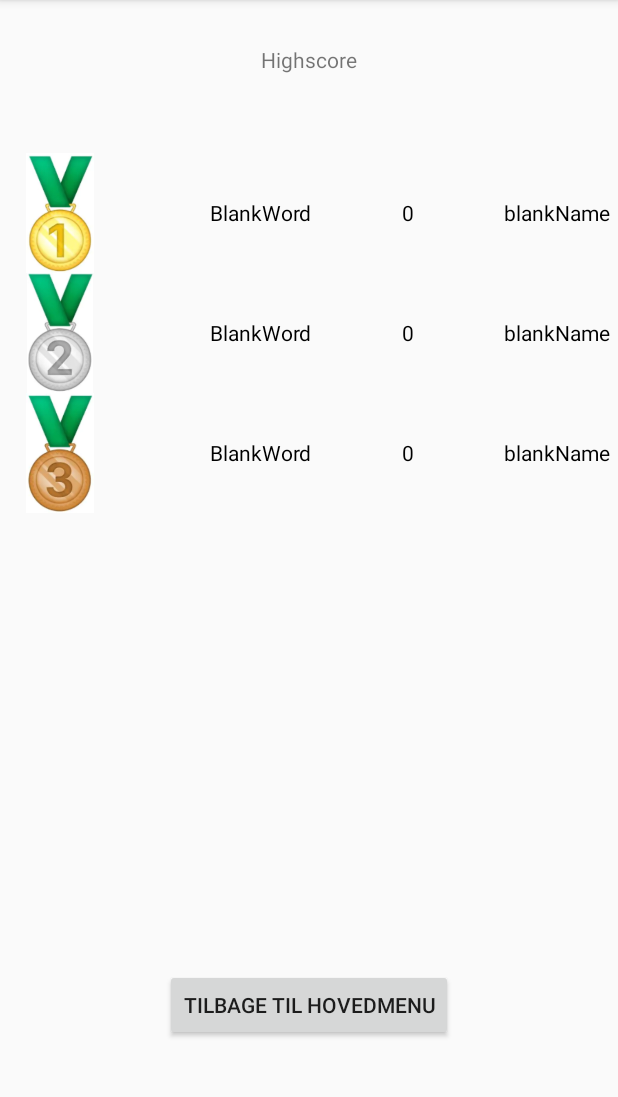
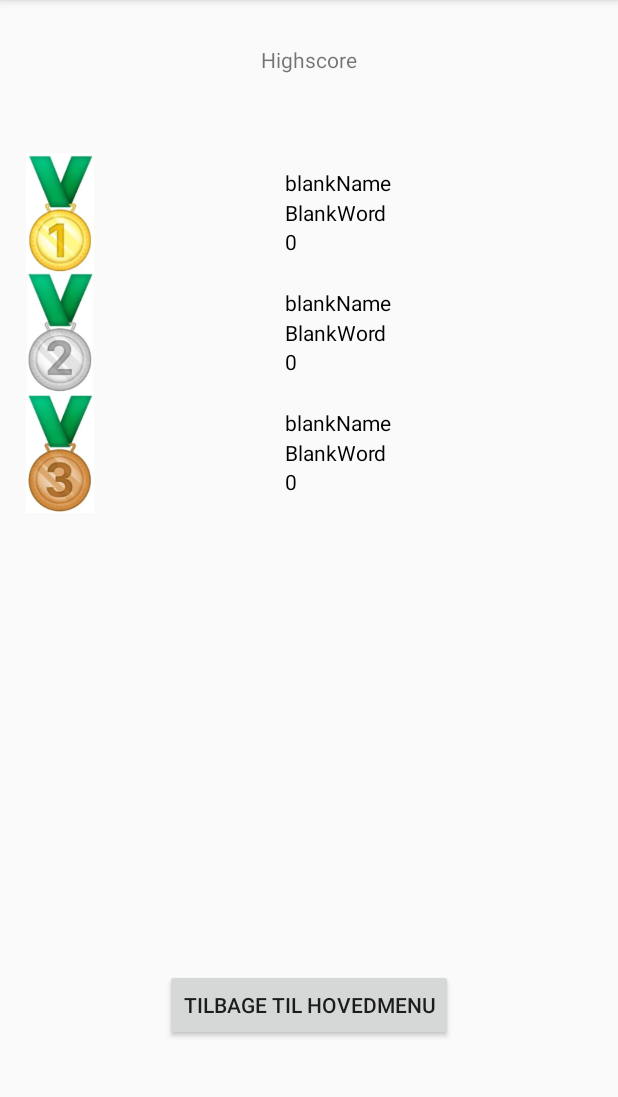
Before and after one commit to LeAlpha/HangMan2, an Android app: the Highscore screen opened directly, with no data from a screen before it, on a phone screen of 412 x 824 dp, the part 84-1181 px from its top. Run offline under Robolectric (Android 15) with nearby library versions, the phone set to English and light mode, and no system bars.

Commit message:
Beautify resycleview

```diff
--- a/app/src/main/res/layout/layout_listitem.xml
+++ b/app/src/main/res/layout/layout_listitem.xml
@@ -23,19 +23,21 @@
         android:textColor="#000"
         android:layout_toRightOf="@id/listImage"
         android:layout_centerVertical="true"
-        android:layout_marginLeft="60dp"
+        android:layout_marginTop="10dp"
+        android:layout_marginLeft="110dp"
         />
 
     <TextView
         android:id="@+id/listTextPlayer"
         android:layout_width="wrap_content"
         android:layout_height="wrap_content"
+        android:layout_below="@id/listTextWord"
+        android:layout_marginLeft="110dp"
+        android:layout_marginTop="20dp"
+        android:layout_toRightOf="@id/listImage"
+
         android:text="Player"
-        android:textColor="#000"
-        android:layout_toRightOf="@id/listTextWord"
-        android:layout_centerVertical="true"
-        android:layout_marginLeft="60dp"
-        />
+        android:textColor="#000" />
 
     <TextView
         android:id="@+id/listTextScore"
@@ -43,9 +45,10 @@
         android:layout_height="wrap_content"
         android:text="Score"
         android:textColor="#000"
-        android:layout_toRightOf="@id/listTextPlayer"
-        android:layout_centerVertical="true"
-        android:layout_marginLeft="60dp"
+        android:layout_toRightOf="@id/listImage"
+        android:layout_marginTop="10dp"
+
+        android:layout_marginLeft="110dp"
         />
 
 </RelativeLayout>
```
